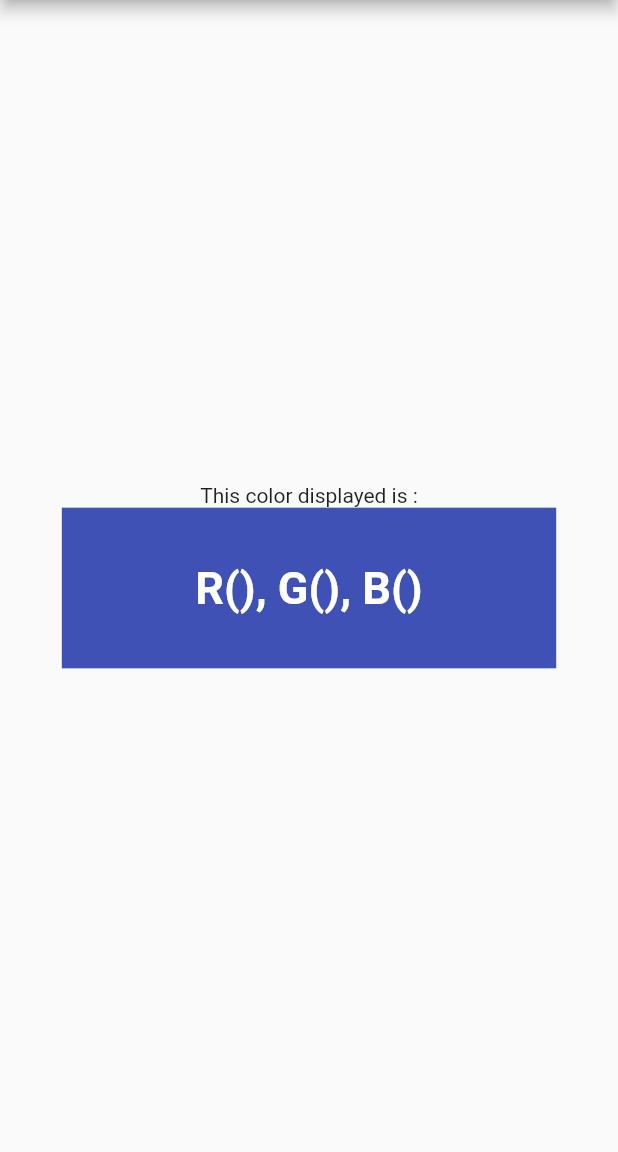
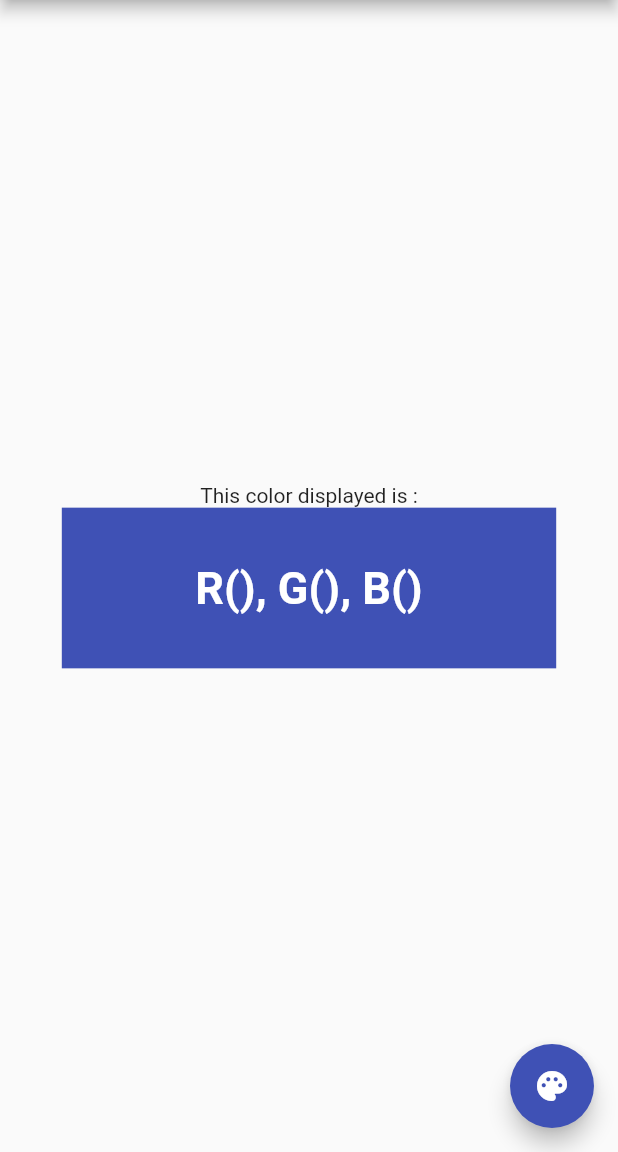
Before and after one commit to houcem-h/dsi3_state_management, a Flutter app: the screen it shows after launch, on a phone screen of 412 x 824 dp, the part 84-1236 px from its top. Run offline on Flutter 3.47's test engine with Material 2 defaults, Android fonts, the phone set to English and light mode, and no system bars.

Commit message:
add a floatingActionButton

```diff
--- a/lib/main.dart
+++ b/lib/main.dart
@@ -62,6 +62,13 @@ class _StateManagementAppState extends State<StateManagementApp> {
           ],
         ),
       ),
+      floatingActionButton: FloatingActionButton(
+        tooltip: 'Change color',
+        backgroundColor: widget.color,
+        child: const Icon(Icons.palette),
+        onPressed: null,
+
+      ),
     );
   }
 }
```
